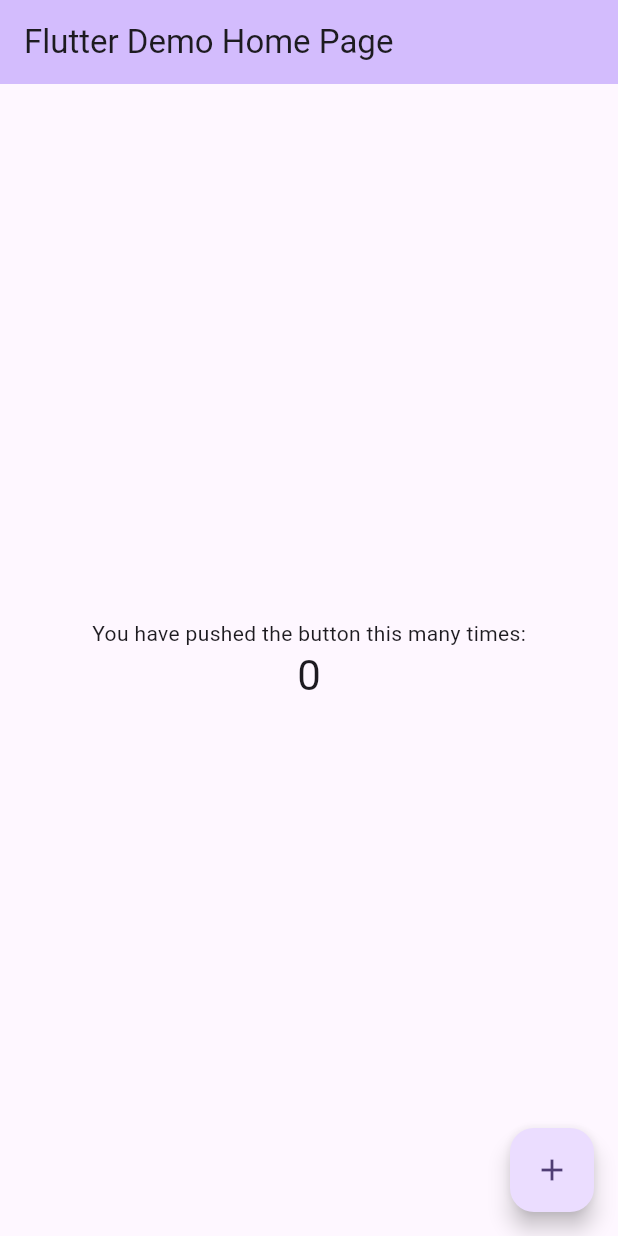
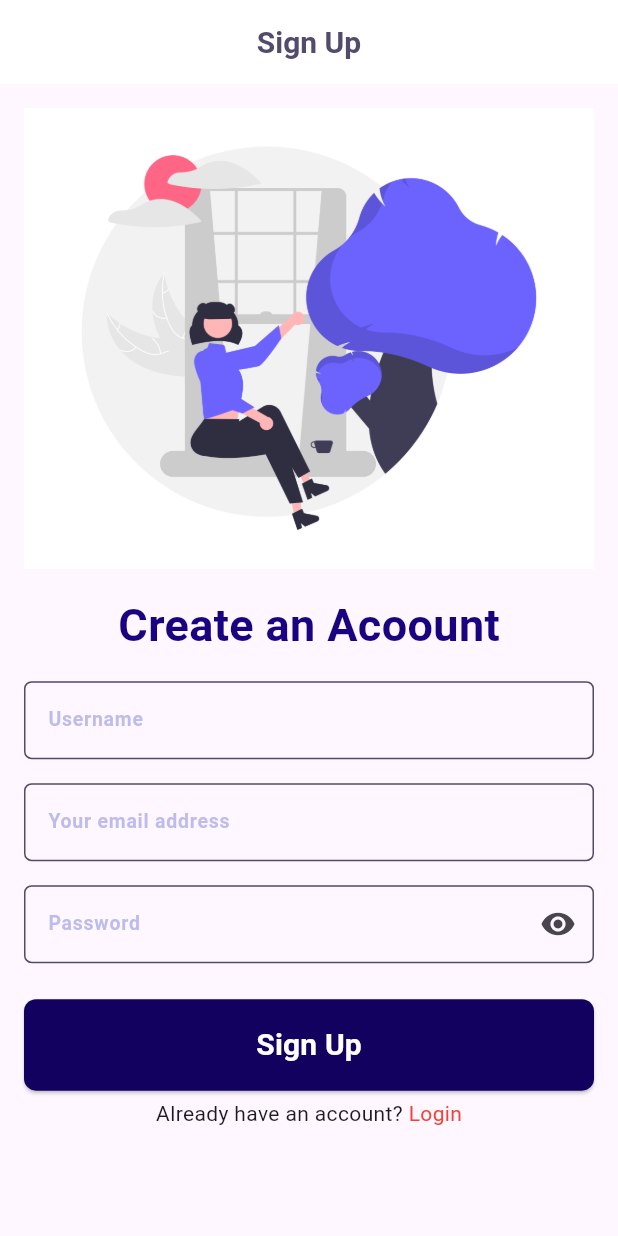
Before and after one commit to Rizki-Hibatuloh/flutter, a Flutter app: the screen it shows after launch, on a phone screen of 412 x 824 dp. Run offline on Flutter 3.47's test engine with Material 3 defaults, Android fonts, the phone set to English and light mode, and no system bars.

Commit message:
finished signUp page

```diff
--- /dev/null
+++ b/lib/auth/login_screen.dart
@@ -0,0 +1,10 @@
+import 'package:flutter/material.dart';
+
+class LoginScreen extends StatelessWidget {
+  const LoginScreen({super.key});
+
+  @override
+  Widget build(BuildContext context) {
+    return Container();
+  }
+}
--- /dev/null
+++ b/lib/auth/signup_screen.dart
@@ -0,0 +1,128 @@
+import 'package:flutter/material.dart';
+import 'package:signup_login/auth/login_screen.dart';
+import 'package:signup_login/style.dart';
+import 'package:signup_login/widget/button.dart';
+import 'package:signup_login/widget/textfield.dart';
+
+class SignUpScreen extends StatefulWidget {
+  const SignUpScreen({super.key});
+
+  @override
+  State<SignUpScreen> createState() => _SignUpScreenState();
+}
+
+class _SignUpScreenState extends State<SignUpScreen> {
+  final _username = TextEditingController();
+  final _email = TextEditingController();
+  final _password = TextEditingController();
+  bool isObscure = true;
+
+  @override
+  Widget build(BuildContext context) {
+    return Scaffold(
+        appBar: AppBar(
+          title:
+              Text('Sign Up', style: TextStyles.body.copyWith(fontSize: 20.0)),
+          centerTitle: true,
+          backgroundColor: Colors.white,
+        ),
+        body: SingleChildScrollView(
+          child: Padding(
+            padding: const EdgeInsets.all(16.0),
+            child: Column(
+              crossAxisAlignment: CrossAxisAlignment.stretch,
+              children: [
+                Image.asset('assets/images/sign.png'),
+                const SizedBox(height: 16.0),
+                Align(
+                  alignment: Alignment.center,
+                  child: Text(
+                    'Create an Acoount',
+                    style: TextStyles.title,
+                  ),
+                ),
+                const SizedBox(height: 16.0),
+                CustomTextfield(
+                    controller: _username,
+                    textInputType: TextInputType.name,
+                    textInputAction: TextInputAction.next,
+                    hint: 'Username'),
+                const SizedBox(height: 16.0),
+                CustomTextfield(
+                    controller: _email,
+                    textInputType: TextInputType.emailAddress,
+                    textInputAction: TextInputAction.next,
+                    hint: 'Your email address'),
+                const SizedBox(height: 16.0),
+                CustomTextfield(
+                    controller: _password,
+                    textInputType: TextInputType.visiblePassword,
+                    textInputAction: TextInputAction.done,
+                    isObscure: isObscure,
+                    hasSuffix: true,
+                    onPressed: () {
+                      setState(() {
+                        isObscure = !isObscure;
+                      });
+                    },
+                    hint: 'Password'),
+                const SizedBox(height: 24.0),
+                CustomButoon(label: 'Sign Up', onPressed: () {}),
+                const SizedBox(height: 5),
+                Row(mainAxisAlignment: MainAxisAlignment.center, children: [
+                  const Text("Already have an account? "),
+                  InkWell(
+                    onTap: () => goToLogin(context),
+                    child: const Text("Login",
+                        style: TextStyle(color: Colors.red)),
+                  )
+                ]),
+
+                // const Spacer()
+              ],
+            ),
+          ),
+        ));
+  }
+
+  void goToLogin(BuildContext context) {
+    Navigator.push(
+      context,
+      MaterialPageRoute(builder: (context) => const LoginScreen()),
+    );
+  }
+
+  // void goToHome(BuildContext context) {
+  //   Navigator.push(
+  //     context,
+  //     MaterialPageRoute(builder: (context) => const HomeScreen()),
+  //   );
+  // }
+
+  // void _signup() async {
+  //   try {
+  //     final user = await _auth.createUserWithEmailAndPassword(
+  //       _email.text,
+  //       _password.text,
+  //     );
+  //     if (user != null) {
+  //       log("User Created Successfully");
+  //       ScaffoldMessenger.of(context).showSnackBar(
+  //         SnackBar(
+  //           content: Text('Sign up successful!'), // Pesan sukses
+  //           duration: Duration(seconds: 2), // Durasi pesan sukses
+  //         ),
+  //       );
+  //       goToHome(context); // Pindah ke halaman home setelah sign up berhasil
+  //     }
+  //   } catch (e) {
+  //     log("Error signing up: $e");
+  //     ScaffoldMessenger.of(context).showSnackBar(
+  //       SnackBar(
+  //         content: Text('Sign up failed. Please try again.'), // Pesan gagal
+  //         duration: Duration(seconds: 2), // Durasi pesan gagal
+  //       ),
+  //     );
+  //   }
+  // }
+}
--- a/lib/main.dart
+++ b/lib/main.dart
@@ -1,4 +1,5 @@
 import 'package:flutter/material.dart';
+import 'package:signup_login/auth/signup_screen.dart';
 
 void main() {
   runApp(const MyApp());
@@ -10,28 +11,8 @@ class MyApp extends StatelessWidget {
   // This widget is the root of your application.
   @override
   Widget build(BuildContext context) {
-    return MaterialApp(
-      title: 'Flutter Demo',
-      theme: ThemeData(
-        // This is the theme of your application.
-        //
-        // TRY THIS: Try running your application with "flutter run". You'll see
-        // the application has a purple toolbar. Then, without quitting the app,
-        // try changing the seedColor in the colorScheme below to Colors.green
-        // and then invoke "hot reload" (save your changes or press the "hot
-        // reload" button in a Flutter-supported IDE, or press "r" if you used
-        // the command line to start the app).
-        //
-        // Notice that the counter didn't reset back to zero; the application
-        // state is not lost during the reload. To reset the state, use hot
-        // restart instead.
-        //
-        // This works for code too, not just values: Most code changes can be
-        // tested with just a hot reload.
-        colorScheme: ColorScheme.fromSeed(seedColor: Colors.deepPurple),
-        useMaterial3: true,
-      ),
-      home: const MyHomePage(title: 'Flutter Demo Home Page'),
+    return const MaterialApp(
+      home: SignUpScreen(),
     );
   }
 }
--- a/lib/style.dart
+++ b/lib/style.dart
@@ -1,7 +1,7 @@
 import 'package:flutter/material.dart';
 
 class AppColors {
-  static const whiteColor = Color(0xffffffffff);
+  static const whiteColor = Color(0xffffffff);
   static const textColor = Color.fromARGB(255, 26, 3, 129);
   static const secondaryTextColor = Color(0xff524B6B);
   static const buttonColor = Color(0xffE6E1FF);
```
Also changed, not shown: lib/auth/auth_service.dart (added, +41 -0 lines), lib/widget/textfield.dart (renamed from lib/widget/custom_textField.dart).
